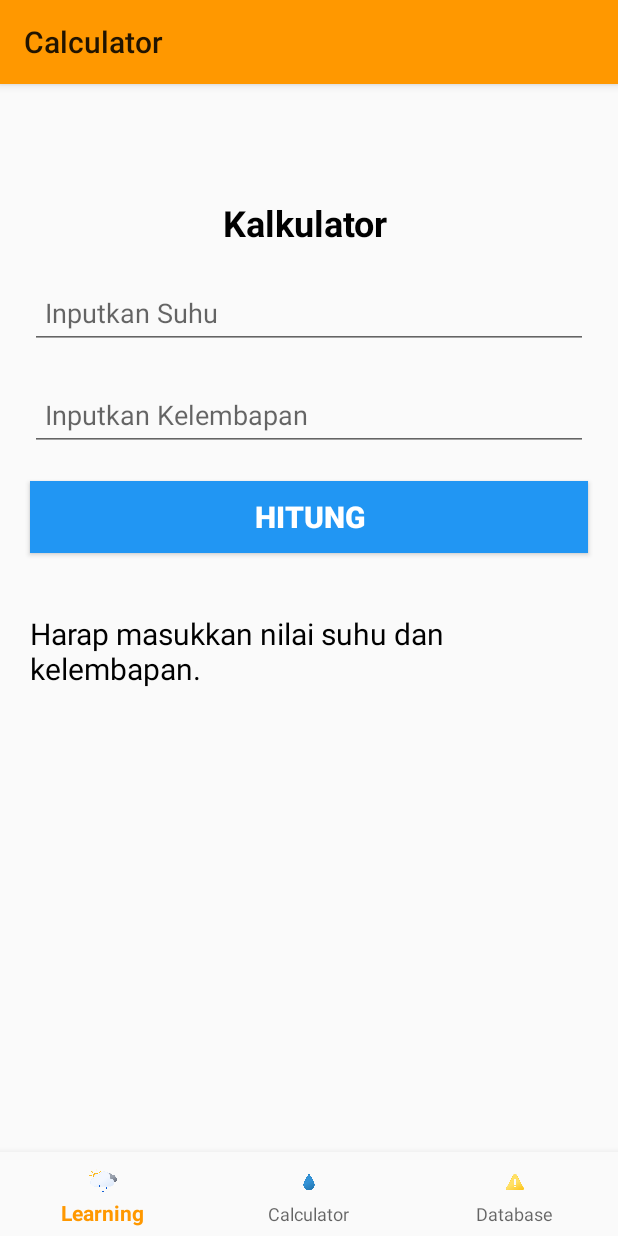
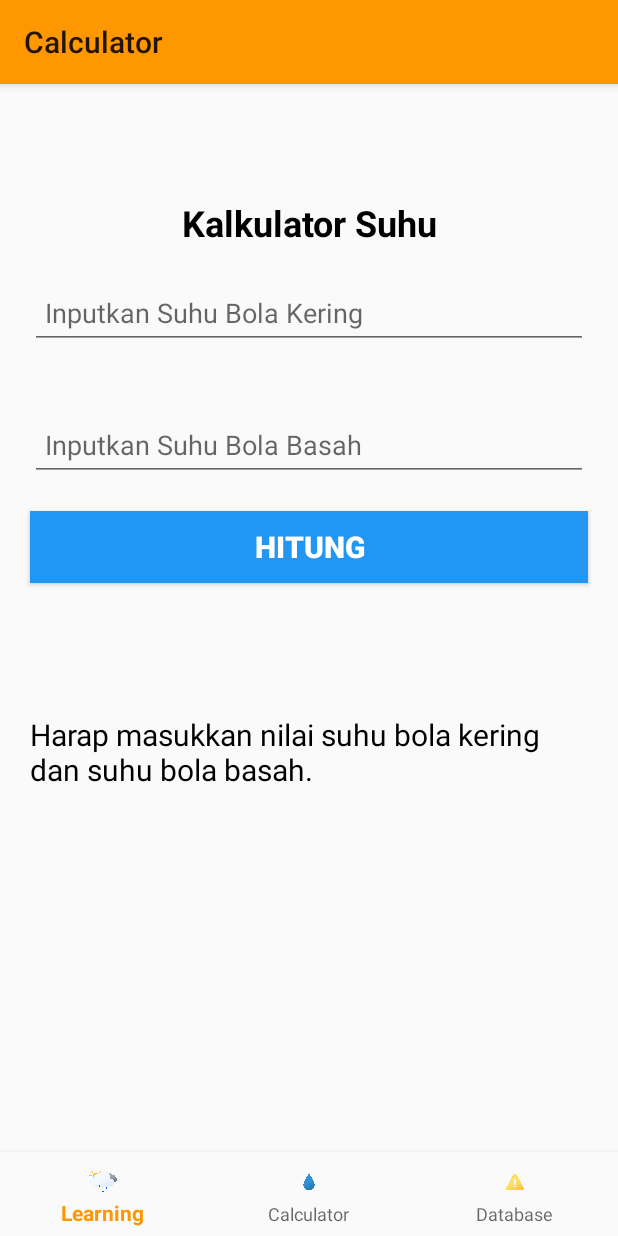
Before and after one commit to evanalif113/Tenki_Sensei, an Android app: the CalculatorFragment screen opened through its navigation route, after a tap on "HITUNG", on a phone screen of 412 x 824 dp. Run offline under Robolectric (Android 15) with nearby library versions, the phone set to English and light mode, and no system bars; our stand-ins replace navigation-ui.

Commit message:
CalculatorFragment add dewpoint and heatindex formula

```diff
--- a/app/src/main/java/com/example/tenkisen/ui/calculator/CalculatorFragment.java
+++ b/app/src/main/java/com/example/tenkisen/ui/calculator/CalculatorFragment.java
@@ -28,35 +28,41 @@ public class CalculatorFragment extends Fragment {
         View root = binding.getRoot();
 
         // Get references to UI elements
-        final EditText editTextTemperature = binding.secondInput;
-        final EditText editTextHumidity = binding.firstInput;
+        final EditText editTextDryBulb = binding.dryBulbInput;
+        final EditText editTextWetBulb = binding.wetBulbInput;
         final Button buttonCalculate = binding.calculateButton;
         final TextView textViewResult = binding.resultText;
         final TextView textViewDewPoint = binding.resultText2;
+        final TextView textViewHumidity = binding.resultText3;
 
         // Set OnClickListener for the calculate button
         buttonCalculate.setOnClickListener(new View.OnClickListener() {
             @Override
             public void onClick(View v) {
-                String tempStr = editTextTemperature.getText().toString();
-                String humidityStr = editTextHumidity.getText().toString();
+                String dryBulbStr = editTextDryBulb.getText().toString();
+                String wetBulbStr = editTextWetBulb.getText().toString();
 
-                if (!tempStr.isEmpty() && !humidityStr.isEmpty()) {
-                    double temperature = Double.parseDouble(tempStr);
-                    double humidity = Double.parseDouble(humidityStr);
+                if (!dryBulbStr.isEmpty() && !wetBulbStr.isEmpty()) {
+                    double dryBulb = Double.parseDouble(dryBulbStr);
+                    double wetBulb = Double.parseDouble(wetBulbStr);
 
                     // Calculate dew point
-                    double dewPoint = calculateDewPoint(temperature, humidity);
+                    double dewPoint = calculateDewPoint(dryBulb, wetBulb);
 
                     // Calculate feels-like temperature
-                    double feelsLike = calculateFeelsLike(temperature, humidity);
+                    double feelsLike = calculateFeelsLike(dryBulb, wetBulb);
+
+                    // Calculate humidity
+                    double humidity = calculateHumidity(dryBulb, wetBulb);
 
                     // Display the results
                     textViewResult.setText("Suhu dirasakan: " + String.format("%.2f", feelsLike) + "°C");
                     textViewDewPoint.setText("Titik Embun: " + String.format("%.2f", dewPoint) + "°C");
+                    textViewHumidity.setText("Kelembapan: " + String.format("%.2f", humidity) + "%");
                 } else {
-                    textViewResult.setText("Harap masukkan nilai suhu dan kelembapan.");
+                    textViewResult.setText("Harap masukkan nilai suhu bola kering dan suhu bola basah.");
                     textViewDewPoint.setText("");
+                    textViewHumidity.setText("");
                 }
             }
         });
@@ -64,21 +70,35 @@ public class CalculatorFragment extends Fragment {
         return root;
     }
 
-    private double calculateDewPoint(double temperature, double humidity) {
+    private double calculateDewPoint(double dryBulb, double wetBulb) {
+        // Rumus approximasi untuk menghitung titik embun
         double a = 17.27;
         double b = 237.7;
-        double alpha = ((a * temperature) / (b + temperature)) + Math.log(humidity / 100);
+        double alpha = ((a * wetBulb) / (b + wetBulb)) + Math.log(relativeHumidity(dryBulb, wetBulb) / 100.0);
         return (b * alpha) / (a - alpha);
     }
 
-    private double calculateFeelsLike(double temperature, double humidity) {
-        // Simplified formula for calculating the heat index ("feels-like" temperature)
-        return 0.8*temperature + ((humidity*temperature)/500);
+    private double calculateHumidity(double dryBulb, double wetBulb) {
+        // Rumus approximasi untuk menghitung kelembapan relatif
+        double dryBulbTempK = dryBulb + 273.15;
+        double wetBulbTempK = wetBulb + 273.15;
+        double e = 6.11 * Math.exp((17.67 * dryBulb) / (dryBulb + 243.5));
+        double e1 = 6.11 * Math.exp((17.67 * wetBulb) / (wetBulb + 243.5));
+        double rh = (e1 - (0.00066 * 1013 * (dryBulb - wetBulb))) / e * 100;
+        return rh;
     }
 
-    @Override
-    public void onDestroyView() {
-        super.onDestroyView();
-        binding = null;
+    private double relativeHumidity(double dryBulb, double wetBulb) {
+        // Rumus approximasi untuk menghitung kelembapan relatif dari suhu bola kering dan bola basah
+        double dryBulbTempK = dryBulb + 273.15;
+        double wetBulbTempK = wetBulb + 273.15;
+        double e = 6.11 * Math.exp((17.67 * dryBulb) / (dryBulb + 243.5));
+        double e1 = 6.11 * Math.exp((17.67 * wetBulb) / (wetBulb + 243.5));
+        return ((e1 - (0.00066 * 1013 * (dryBulb - wetBulb))) / e) * 100;
+    }
+    private double calculateFeelsLike(double dryBulb, double wetBulb) {
+        // Rumus approximasi untuk menghitung suhu dirasakan
+        // Perhatikan ini adalah rumus sederhana, untuk aplikasi riil gunakan rumus yang lebih akurat
+        return 0.8*dryBulb+((calculateHumidity(dryBulb, wetBulb)*dryBulb)/500);
     }
 }
--- a/app/src/main/res/layout/fragment_calculator.xml
+++ b/app/src/main/res/layout/fragment_calculator.xml
@@ -15,6 +15,7 @@
         android:layout_marginEnd="8dp"
         android:textAlignment="center"
         android:textSize="20sp" />
+
     <!-- TextView for title -->
     <TextView
         android:id="@+id/titleText"
@@ -24,14 +25,14 @@
         android:layout_marginTop="20dp"
         android:layout_marginRight="20dp"
         android:gravity="center"
-        android:text="Kalkulator "
+        android:text="Kalkulator Suhu"
         android:textColor="@color/hitam"
         android:textSize="24sp"
         android:textStyle="bold" />
 
-    <!-- EditText for second input -->
+    <!-- EditText for Temperature -->
     <EditText
-        android:id="@+id/secondInput"
+        android:id="@+id/dryBulbInput"
         android:layout_width="match_parent"
         android:layout_height="wrap_content"
         android:layout_below="@id/titleText"
@@ -39,21 +40,22 @@
         android:layout_marginTop="20dp"
         android:layout_marginRight="20dp"
         android:layout_marginBottom="20dp"
-        android:hint="Inputkan Suhu"
+        android:hint="Inputkan Suhu Bola Kering"
         android:inputType="numberDecimal"
         android:minHeight="48dp"
         android:padding="10dp" />
 
-    <!-- EditText for first input -->
+    <!-- EditText for Wet-Bulb Temperature -->
     <EditText
-        android:id="@+id/firstInput"
+        android:id="@+id/wetBulbInput"
         android:layout_width="match_parent"
         android:layout_height="wrap_content"
-        android:layout_below="@id/secondInput"
+        android:layout_below="@id/dryBulbInput"
         android:layout_marginLeft="20dp"
+        android:layout_marginTop="20dp"
         android:layout_marginRight="20dp"
         android:layout_marginBottom="20dp"
-        android:hint="Inputkan Kelembapan"
+        android:hint="Inputkan Suhu Bola Basah"
         android:inputType="numberDecimal"
         android:minHeight="48dp"
         android:padding="10dp" />
@@ -63,7 +65,7 @@
         android:id="@+id/calculateButton"
         android:layout_width="match_parent"
         android:layout_height="wrap_content"
-        android:layout_below="@id/firstInput"
+        android:layout_below="@id/wetBulbInput"
         android:layout_marginLeft="20dp"
         android:layout_marginRight="20dp"
         android:layout_marginBottom="20dp"
@@ -73,18 +75,33 @@
         android:textSize="20sp"
         android:textStyle="bold" />
 
-    <!-- TextView for result -->
+    <!-- TextView for humidity result -->
     <TextView
-        android:id="@+id/resultText"
+        android:id="@+id/resultText3"
         android:layout_width="match_parent"
         android:layout_height="wrap_content"
         android:layout_below="@id/calculateButton"
         android:layout_marginLeft="20dp"
         android:layout_marginTop="20dp"
         android:layout_marginRight="20dp"
+        android:text="Kelembapan: "
+        android:textColor="@color/hitam"
+        android:textSize="20sp" />
+
+    <!-- TextView for result -->
+    <TextView
+        android:id="@+id/resultText"
+        android:layout_width="match_parent"
+        android:layout_height="wrap_content"
+        android:layout_below="@id/resultText3"
+        android:layout_marginLeft="20dp"
+        android:layout_marginTop="20dp"
+        android:layout_marginRight="20dp"
         android:text="Suhu dirasakan: "
         android:textColor="@color/hitam"
         android:textSize="20sp" />
+
+    <!-- TextView for dew point result -->
     <TextView
         android:id="@+id/resultText2"
         android:layout_width="match_parent"
@@ -96,4 +113,5 @@
         android:text="Titik Embun: "
         android:textColor="@color/hitam"
         android:textSize="20sp" />
+
 </RelativeLayout>
```
